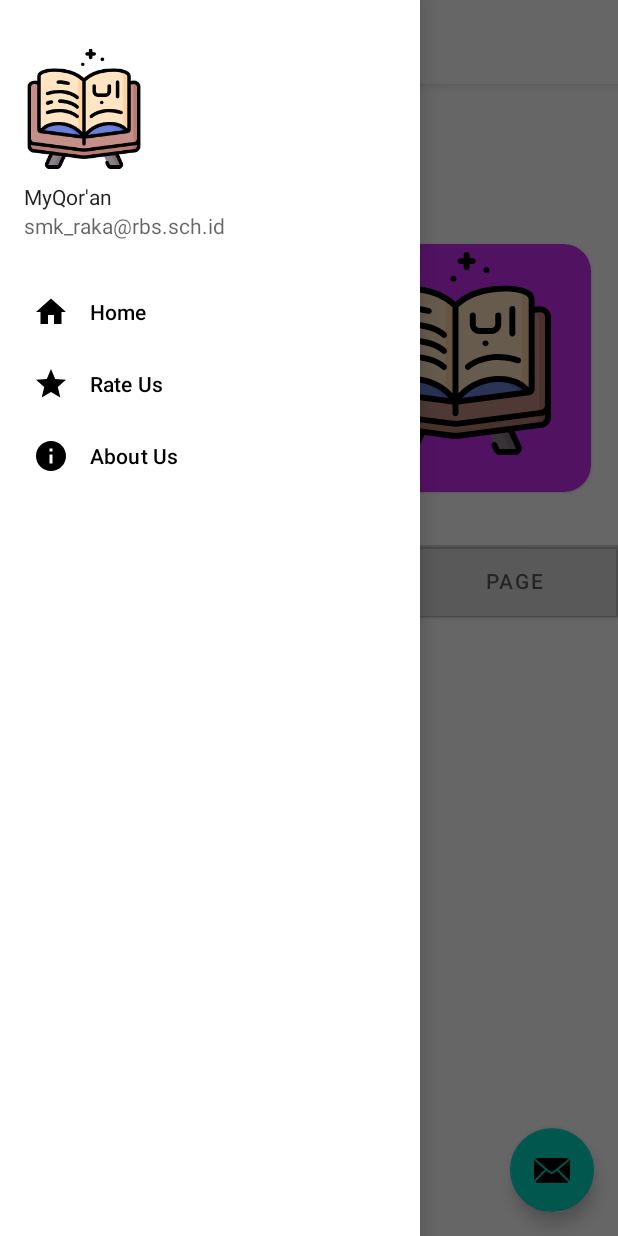
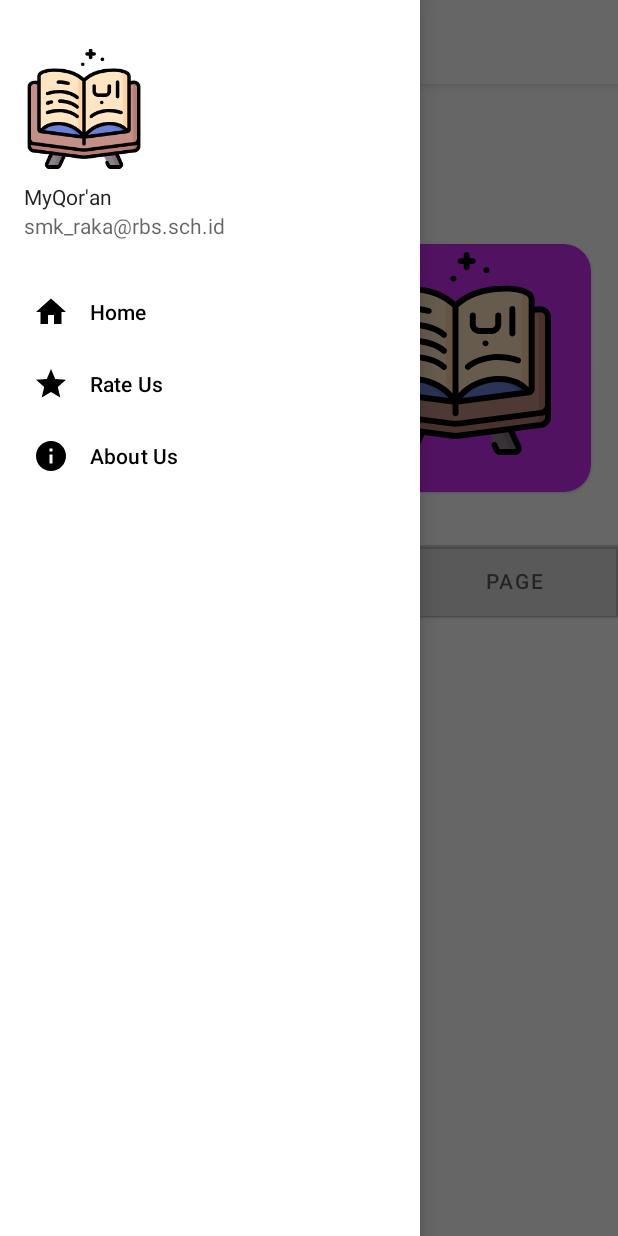
Before and after one commit to RMA-17/QoranQ, an Android app: the fragment FragmentQuranRead placed in its activity, with the side drawer open, on a phone screen of 412 x 824 dp. Run offline under Robolectric (Android 15) with nearby library versions, the light colour scheme and no system bars; our stand-ins replace Room's generated code, navigation-ui; libraries missing offline, so code that uses them is left out: by.kirich1409.viewbindingdelegate; 19 statements that could not run were skipped.

Commit message:
Update For Beta 3

```diff
--- a/app/build.gradle
+++ b/app/build.gradle
@@ -58,4 +58,6 @@ dependencies {
     testImplementation 'junit:junit:4.+'
     androidTestImplementation 'androidx.test.ext:junit:1.1.3'
     androidTestImplementation 'androidx.test.espresso:espresso-core:3.4.0'
+    implementation fileTree(dir: 'libs', include: ['*.jar'])
+    implementation 'com.github.EspoirX:StarrySky:v2.6.4'
 }
--- a/app/src/main/java/com/rmaproject/myqoran/MainActivity.kt
+++ b/app/src/main/java/com/rmaproject/myqoran/MainActivity.kt
@@ -27,10 +27,6 @@ class MainActivity : AppCompatActivity(R.layout.activity_main) {
 
         setSupportActionBar(binding.toolbar)
 
-        binding.fab.setOnClickListener { view ->
-            Snackbar.make(view, "Replace with your own action", Snackbar.LENGTH_LONG)
-                .setAction("Action", null).show()
-        }
         val drawerLayout: DrawerLayout = binding.drawerLayout
         val navView: NavigationView = binding.navView
         val navController = findNavController(R.id.nav_host_fragment_content_main)
--- a/app/src/main/java/com/rmaproject/myqoran/data/QuranDao.kt
+++ b/app/src/main/java/com/rmaproject/myqoran/data/QuranDao.kt
@@ -20,13 +20,13 @@ interface QuranDao {
     @Query("SELECT * FROM Page")
     fun showQuranIndexByPage():Flow<List<Page>>
 
-    @Query("SELECT sora, jozz, aya_no, aya_text, aya_text_emlaey, translation, sora_name_ar, sora_name_en, footnotes FROM quran WHERE sora = :surahNumber")
+    @Query("SELECT sora, jozz, aya_no, aya_text, aya_text_emlaey, translation, sora_name_ar, sora_name_en, sora_name_id,sora_descend_place, footnotes FROM quran WHERE sora = :surahNumber")
     fun readQuranBySurah(surahNumber:Int):Flow<List<Quran>>
 
-    @Query("SELECT sora, jozz, aya_no, aya_text, aya_text_emlaey, translation, sora_name_ar, sora_name_en, footnotes FROM quran WHERE jozz = :jozzNumber")
+    @Query("SELECT sora, jozz, aya_no, aya_text, aya_text_emlaey, translation, sora_name_ar, sora_name_en, sora_name_id, sora_descend_place, footnotes FROM quran WHERE jozz = :jozzNumber")
     fun readQuranByJozz(jozzNumber:Int):Flow<List<Quran>>
 
-    @Query("SELECT page, sora, jozz, aya_no, aya_text, aya_text_emlaey, translation, sora_name_ar, sora_name_en, footnotes FROM quran WHERE page = :pageNumber")
+    @Query("SELECT page, sora, jozz, aya_no, aya_text, aya_text_emlaey, translation, sora_name_ar, sora_name_en, sora_name_id, sora_descend_place, footnotes FROM quran WHERE page = :pageNumber")
     fun readQUranByPage(pageNumber:Int):Flow<List<Quran>>
 
 }
--- a/app/src/main/java/com/rmaproject/myqoran/data/QuranDatabase.kt
+++ b/app/src/main/java/com/rmaproject/myqoran/data/QuranDatabase.kt
@@ -10,7 +10,7 @@ import com.rmaproject.myqoran.model.Page
 import com.rmaproject.myqoran.model.Quran
 import com.rmaproject.myqoran.model.Surah
 
-@Database(entities = arrayOf(Quran::class), views = arrayOf(Surah::class, Jozz::class, Page::class), version = 11)
+@Database(entities = arrayOf(Quran::class), views = arrayOf(Surah::class, Jozz::class, Page::class), version = 12)
 abstract class QuranDatabase : RoomDatabase(){
     abstract fun quranDao(): QuranDao
 
--- a/app/src/main/java/com/rmaproject/myqoran/model/Quran.kt
+++ b/app/src/main/java/com/rmaproject/myqoran/model/Quran.kt
@@ -17,6 +17,8 @@ data class Quran(
     @ColumnInfo(name = "aya_no") val AyahNumber : Int? = 0,
     @ColumnInfo(name = "aya_text") val TextQuran: String? = "",
     @ColumnInfo(name = "aya_text_emlaey") val textQuranSearch:String? = "",
+    @ColumnInfo(name = "sora_name_id") val SurahName_id:String? = "",
+    @ColumnInfo(name = "sora_descend_place") val turunSurah:String? = "",
     val translation:String? = "",
     val footnotes:String? = ""
 )
--- a/app/src/main/java/com/rmaproject/myqoran/model/Surah.kt
+++ b/app/src/main/java/com/rmaproject/myqoran/model/Surah.kt
@@ -5,7 +5,7 @@ import androidx.room.DatabaseView
 import androidx.room.PrimaryKey
 
 
-@DatabaseView("SELECT sora, sora_name_ar, sora_name_en, COUNT(id) as ayah_total FROM quran GROUP by sora")
+@DatabaseView("SELECT sora, sora_name_ar, sora_name_en, sora_name_id, COUNT(id) as ayah_total, sora_descend_place FROM quran GROUP by sora")
 
 data class Surah(
 
@@ -13,6 +13,8 @@ data class Surah(
     @ColumnInfo(name = "sora") val surahNumber:Int? = 0,
     @ColumnInfo(name = "sora_name_ar") val surahNameArabic:String? = "",
     @ColumnInfo(name = "sora_name_en") val surahNameEN:String? = "",
-    @ColumnInfo(name = "ayah_total") val numberOfAyah:Int? = 0
+    @ColumnInfo(name = "ayah_total") val numberOfAyah:Int? = 0,
+    @ColumnInfo(name = "sora_descend_place") val turunSurah:String? = "",
+    @ColumnInfo(name = "sora_name_id") val surahNameID:String? = ""
 
 )
--- a/app/src/main/java/com/rmaproject/myqoran/ui/home/QuranViewModel.kt
+++ b/app/src/main/java/com/rmaproject/myqoran/ui/home/QuranViewModel.kt
@@ -1,15 +1,14 @@
 package com.rmaproject.myqoran.ui.home
 
-import android.util.Log
 import androidx.lifecycle.MutableLiveData
 import androidx.lifecycle.ViewModel
 import com.rmaproject.myqoran.model.Surah
-import java.text.FieldPosition
 
 class QuranViewModel : ViewModel() {
 
     private val positionTab : MutableLiveData<Int> = MutableLiveData()
     private val totalAyahs:MutableLiveData<List<Int>> = MutableLiveData()
+    private val surahNameID:MutableLiveData<List<String>> = MutableLiveData()
 
     fun setPositionTab(position: Int){
         positionTab.value = position
@@ -26,5 +25,6 @@ class QuranViewModel : ViewModel() {
         totalAyahs.value = listTotalAyahs
     }
 
+
     fun getTotalAyahList() = totalAyahs
 }
--- a/app/src/main/java/com/rmaproject/myqoran/ui/quran/indexby/jozz/QuranIndexAdapterJozz.kt
+++ b/app/src/main/java/com/rmaproject/myqoran/ui/quran/indexby/jozz/QuranIndexAdapterJozz.kt
@@ -7,7 +7,6 @@ import by.kirich1409.viewbindingdelegate.viewBinding
 import com.rmaproject.myqoran.R
 import com.rmaproject.myqoran.databinding.ItemviewquranbyjozzBinding
 import com.rmaproject.myqoran.model.Jozz
-import com.rmaproject.myqoran.model.Surah
 import com.rmaproject.myqoran.ui.quran.indexby.jozz.QuranIndexAdapterJozz.QuranIndexJozzViewHolder
 
 class QuranIndexAdapterJozz(val jozzList:List<Jozz>, val clickListener:(Jozz) -> Unit): RecyclerView.Adapter<QuranIndexJozzViewHolder>() {
--- a/app/src/main/java/com/rmaproject/myqoran/ui/quran/indexby/page/QuranIndexAdapterPage.kt
+++ b/app/src/main/java/com/rmaproject/myqoran/ui/quran/indexby/page/QuranIndexAdapterPage.kt
@@ -1,6 +1,5 @@
 package com.rmaproject.myqoran.ui.quran.indexby.page
 
-import android.util.Log
 import android.view.LayoutInflater
 import android.view.View
 import android.view.ViewGroup
@@ -9,7 +8,6 @@ import by.kirich1409.viewbindingdelegate.viewBinding
 import com.rmaproject.myqoran.R
 import com.rmaproject.myqoran.databinding.ItemviewquranbypageBinding
 import com.rmaproject.myqoran.model.Page
-import com.rmaproject.myqoran.model.Surah
 import com.rmaproject.myqoran.ui.quran.indexby.page.QuranIndexAdapterPage.QuranIndexViewHolder
 
 class QuranIndexAdapterPage(val pageList:List<Page>,
--- a/app/src/main/java/com/rmaproject/myqoran/ui/quran/read/surah/FragmentQuranRead.kt
+++ b/app/src/main/java/com/rmaproject/myqoran/ui/quran/read/surah/FragmentQuranRead.kt
@@ -7,6 +7,7 @@ import android.os.Bundle
 import android.util.Log
 import android.view.View
 import android.widget.Toast
+import androidx.appcompat.widget.Toolbar
 import androidx.core.app.ShareCompat
 import androidx.fragment.app.Fragment
 import androidx.fragment.app.activityViewModels
@@ -31,6 +32,8 @@ class FragmentQuranRead: Fragment(R.layout.fragment_read_quran) {
         val surahNumber = arguments?.getInt(KEY_SURAH_NUMBER) ?: 1
         val jozzNumber = arguments?.getInt(KEY_JOZZ_NUMBER) ?: 1
         val pageNumber = arguments?.getInt(KEY_PAGE_NUMBER) ?: 1
+        val surahName = arguments?.getString(KEY_NAMA_SURAT) ?: ""
+        var toolbarTitle:String = ""
 
         val database = QuranDatabase.getInstance(requireContext())
         val quranDao = database.quranDao()
@@ -42,19 +45,23 @@ class FragmentQuranRead: Fragment(R.layout.fragment_read_quran) {
                         quranDao.readQuranBySurah(surahNumber).asLiveData().observe(viewLifecycleOwner, Observer { listQuran ->
                             setQuranAdapter(listQuran, totalAyah)
                         })
+                        toolbarTitle = surahName
                     }
                     TAB_JUZ -> {
                         quranDao.readQuranByJozz(jozzNumber).asLiveData().observe(viewLifecycleOwner, Observer { listQuran ->
                             setQuranAdapter(listQuran, totalAyah)
                         })
-
+                        toolbarTitle = "Juz $jozzNumber"
                     }
                     TAB_PAGE -> {
                         quranDao.readQUranByPage(pageNumber).asLiveData().observe(viewLifecycleOwner, Observer { listQuran ->
                             setQuranAdapter(listQuran, totalAyah)
                         })
+                        toolbarTitle = "page $pageNumber"
                     }
                 }
+                val toolbarActivity = requireActivity().findViewById<Toolbar>(R.id.toolbar)
+                toolbarActivity.title = toolbarTitle
 
             })
 
@@ -99,6 +106,10 @@ class FragmentQuranRead: Fragment(R.layout.fragment_read_quran) {
         }
         binding.RecyclerVIew.adapter = adapter
         binding.RecyclerVIew.layoutManager = LinearLayoutManager(context)
+        adapter.footNoteOnClickListener = { quran ->
+            Toast.makeText(requireContext(), "${quran.footnotes}", Toast.LENGTH_SHORT).show()
+
+        }
     }
 
     //Companion object berguna untuk menyetor sebuah const value, dan bisa digunakan di tempat lain
@@ -109,5 +120,6 @@ class FragmentQuranRead: Fragment(R.layout.fragment_read_quran) {
         const val TAB_SURAH = 0
         const val TAB_JUZ = 1
         const val TAB_PAGE = 2
+        const val KEY_NAMA_SURAT = "NAMASURAT"
     }
 }
--- a/app/src/main/res/layout/activity_main.xml
+++ b/app/src/main/res/layout/activity_main.xml
@@ -51,15 +51,6 @@
                 app:navGraph="@navigation/mobile_navigation" />
         </androidx.constraintlayout.widget.ConstraintLayout>
 
-        <com.google.android.material.floatingactionbutton.FloatingActionButton
-            android:id="@+id/fab"
-            android:layout_width="wrap_content"
-            android:layout_height="wrap_content"
-            android:layout_gravity="bottom|end"
-            android:layout_marginEnd="@dimen/fab_margin"
-            android:layout_marginBottom="16dp"
-            app:srcCompat="@android:drawable/ic_dialog_email" />
-
     </androidx.coordinatorlayout.widget.CoordinatorLayout>
 
     <com.google.android.material.navigation.NavigationView
--- a/app/src/main/res/layout/content_main.xml
+++ b/app/src/main/res/layout/content_main.xml
@@ -17,4 +17,5 @@
         app:layout_constraintRight_toRightOf="parent"
         app:layout_constraintTop_toTopOf="parent"
         app:navGraph="@navigation/mobile_navigation" />
+
 </androidx.constraintlayout.widget.ConstraintLayout>
--- a/app/src/main/res/layout/itemviewquranbysurah.xml
+++ b/app/src/main/res/layout/itemviewquranbysurah.xml
@@ -63,7 +63,7 @@
                     android:id="@+id/turunDi"
                     android:layout_marginStart="10dp"
                     android:textColor="@color/material_on_background_emphasis_medium"
-                    android:text="Mekkah"
+                    android:text="Meccan and Madinan"
                     android:layout_weight="1"
                     android:textSize="20sp"
                     android:layout_height="wrap_content"
@@ -95,6 +95,7 @@
             android:layout_height="match_parent">
 
             <ImageView
+                android:id="@+id/meccaormadina"
                 android:layout_width="wrap_content"
                 android:layout_height="50dp"
                 android:layout_alignTop="@id/surahNameArabic"
--- a/settings.gradle
+++ b/settings.gradle
@@ -1,6 +1,7 @@
 dependencyResolutionManagement {
     repositoriesMode.set(RepositoriesMode.FAIL_ON_PROJECT_REPOS)
     repositories {
+        maven { url 'https://jitpack.io' }
         google()
         mavenCentral()
         jcenter() // Warning: this repository is going to shut down soon
```
Also changed, not shown: app/src/main/java/com/rmaproject/myqoran/ui/quran/indexby/surah/QuranIndexAdapterSurah.kt (+8 -2 lines), app/src/main/java/com/rmaproject/myqoran/ui/quran/indexby/surah/QuranIndexFragmentBySurah.kt (+2 -6 lines), app/src/main/java/com/rmaproject/myqoran/ui/quran/read/surah/FragmentQuranReadAdapter.kt (+60 -8 lines), app/src/main/res/layout/app_bar_main.xml (+0 -9 lines), app/src/main/res/layout/item_ayat.xml (+6 -3 lines).
